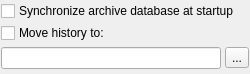
Before: the Qt Designer form src/plugins/filemessagearchive/filearchiveoptionswidget2.ui in xnamed/vacuum-im, drawn with Qt 5.
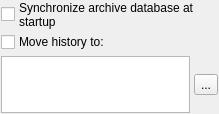
After: the same form once the commit is applied.

Patch:
```diff
--- a/src/plugins/filemessagearchive/filearchiveoptionswidget2.ui
+++ b/src/plugins/filemessagearchive/filearchiveoptionswidget2.ui
@@ -6,19 +6,19 @@
    <rect>
     <x>0</x>
     <y>0</y>
-    <width>250</width>
-    <height>74</height>
+    <width>219</width>
+    <height>110</height>
    </rect>
   </property>
   <property name="sizePolicy">
-   <sizepolicy hsizetype="Expanding" vsizetype="Maximum">
+   <sizepolicy hsizetype="Expanding" vsizetype="Preferred">
     <horstretch>0</horstretch>
     <verstretch>0</verstretch>
    </sizepolicy>
   </property>
   <layout class="QVBoxLayout" name="verticalLayout_2">
    <property name="spacing">
-    <number>4</number>
+    <number>6</number>
    </property>
    <property name="leftMargin">
     <number>1</number>
@@ -61,6 +61,9 @@
        <property name="text">
         <string>Synchronize archive database at startup</string>
        </property>
+       <property name="wordWrap">
+        <bool>true</bool>
+       </property>
       </widget>
      </item>
     </layout>
@@ -96,6 +99,9 @@
          <property name="text">
           <string>Move history to:</string>
          </property>
+         <property name="wordWrap">
+          <bool>true</bool>
+         </property>
         </widget>
        </item>
       </layout>
@@ -106,16 +112,13 @@
         <number>4</number>
        </property>
        <item>
-        <widget class="QLineEdit" name="lneLocation">
+        <widget class="QTextEdit" name="lneLocation">
          <property name="sizePolicy">
-          <sizepolicy hsizetype="MinimumExpanding" vsizetype="Fixed">
+          <sizepolicy hsizetype="Expanding" vsizetype="Expanding">
            <horstretch>0</horstretch>
            <verstretch>0</verstretch>
           </sizepolicy>
          </property>
-         <property name="readOnly">
-          <bool>true</bool>
-         </property>
         </widget>
        </item>
        <item>
```
